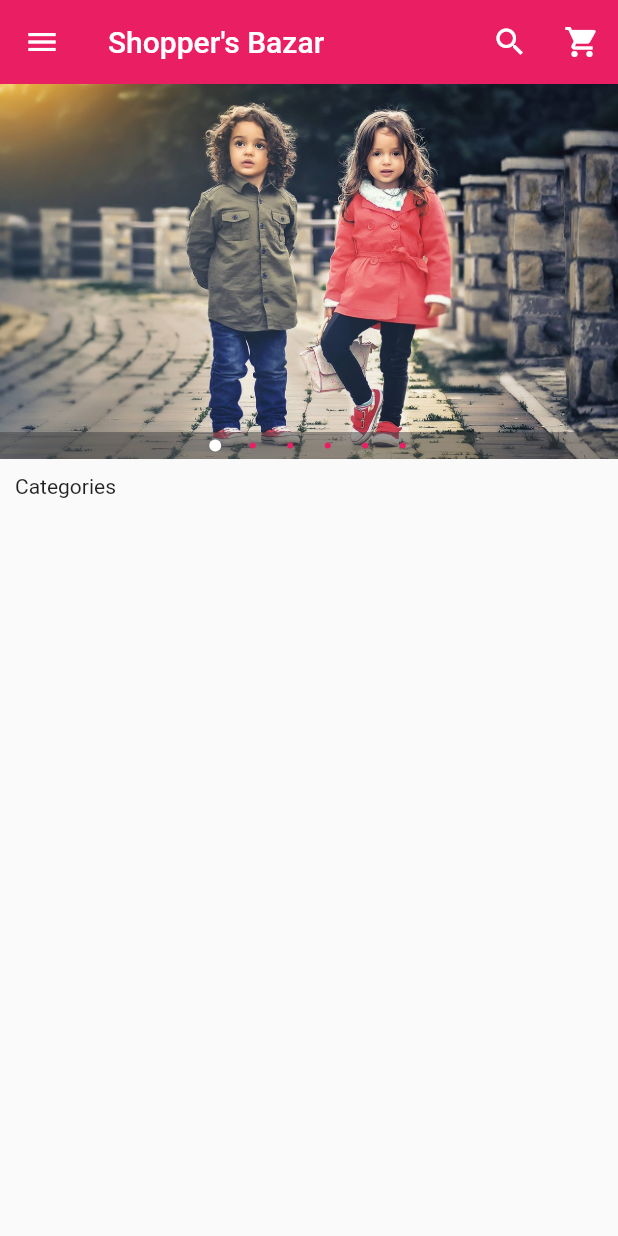
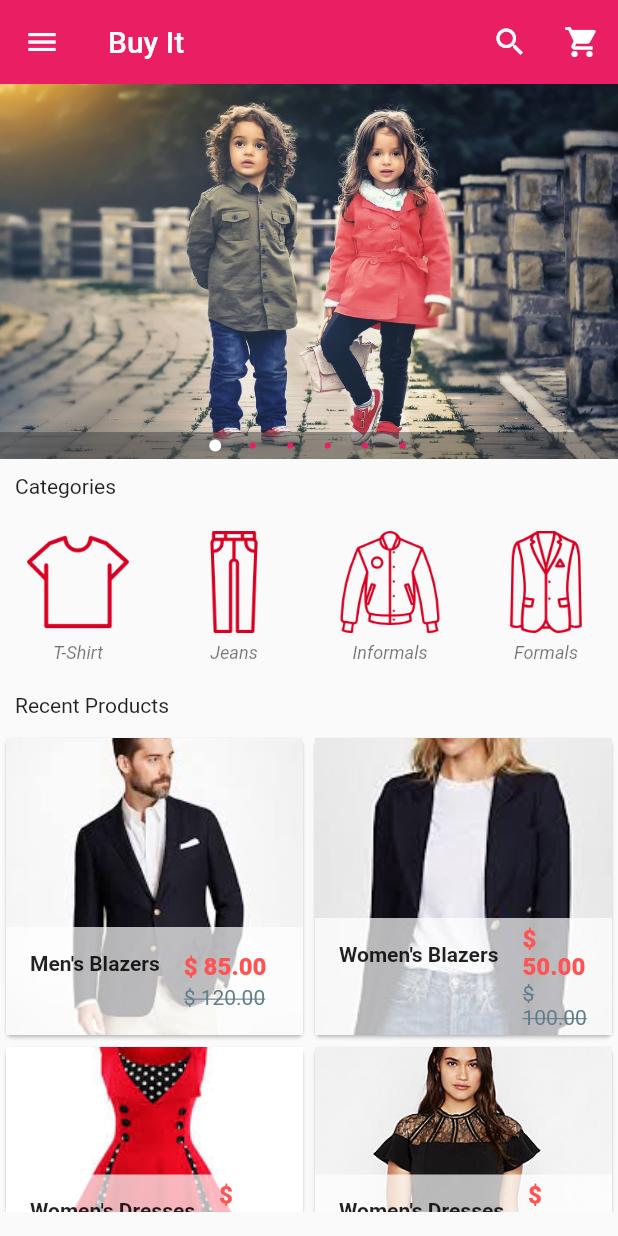
Before and after one commit to harshbsv/ecommerce_flutter, a Flutter app: the screen it shows after launch, on a phone screen of 412 x 824 dp. Run offline on Flutter 3.47's test engine with Material 2 defaults, Android fonts, the phone set to English and light mode, and no system bars; drawn by our look-alikes of carousel_pro.

Commit message:
Finished Main page

```diff
--- /dev/null
+++ b/lib/components/horizontal_listview.dart
@@ -0,0 +1,66 @@
+import 'package:flutter/material.dart';
+
+class HorizontalList extends StatelessWidget {
+  @override
+  Widget build(BuildContext context) {
+    return Container(
+      height: 110.0,
+      child: ListView(
+        scrollDirection: Axis.horizontal,
+        children: <Widget>[
+          Category(
+            image_location: 'images/categories/tshirt.png',
+            image_caption: 'T-Shirt',
+          ),
+          Category(
+            image_location: 'images/categories/jeans.png',
+            image_caption: 'Jeans',
+          ),
+          Category(
+            image_location: 'images/categories/informal.png',
+            image_caption: 'Informals',
+          ),
+          Category(
+            image_location: 'images/categories/formal.png',
+            image_caption: 'Formals',
+          ),
+          Category(
+            image_location: 'images/categories/dress.png',
+            image_caption: 'Dresses',
+          ),
+          Category(
+            image_location: 'images/categories/shoe.png',
+            image_caption: 'Shoes',
+          ),
+          Category(
+            image_location: 'images/categories/accessories.png',
+            image_caption: 'Accessories',
+          ),
+        ],
+      ),
+    );
+  }
+}
+
+class Category extends StatelessWidget {
+  final String image_location;
+  final String image_caption;
+  Category({this.image_location, this.image_caption,});
+  @override
+  Widget build(BuildContext context) {
+    return Padding(padding: const EdgeInsets.all(2.0),
+    child: InkWell(onTap: (){},
+      child: Container(
+        width: 100.0,
+        child: ListTile(
+            title: Image.asset(image_location, width: 80.0, height: 80.0,),
+            subtitle: Container(
+              alignment: Alignment.topCenter,
+              child: Text(image_caption, style: TextStyle(fontSize: 12.0, fontStyle: FontStyle.italic),),
+              ),
+            )
+          ),
+      ),
+    );
+  }
+}
--- /dev/null
+++ b/lib/components/products.dart
@@ -0,0 +1,138 @@
+import 'package:ecommerceflutter/pages/product_details.dart';
+import 'package:flutter/material.dart';
+
+class Products extends StatefulWidget {
+  @override
+  _ProductsState createState() => _ProductsState();
+}
+
+class _ProductsState extends State<Products> {
+  var product_list = [
+    {
+      "name": "Men's Blazers",
+      "picture": "images/products/blazer1.jpeg",
+      "old_price": "\$ 120.00",
+      "price": "\$ 85.00",
+    },
+    {
+      "name": "Women's Blazers",
+      "picture": "images/products/blazer2.jpeg",
+      "old_price": "\$ 100.00",
+      "price": "\$ 50.00",
+    },
+    {
+      "name": "Women's Dresses",
+      "picture": "images/products/dress1.jpeg",
+      "old_price": "\$ 120.00",
+      "price": "\$ 85.00",
+    },
+    {
+      "name": "Women's Dresses",
+      "picture": "images/products/dress2.jpeg",
+      "old_price": "\$ 100.00",
+      "price": "\$ 50.00",
+    },
+    {
+      "name": "Heels",
+      "picture": "images/products/hills1.jpeg",
+      "old_price": "\$ 120.00",
+      "price": "\$ 85.00",
+    },
+    {
+      "name": "Heels",
+      "picture": "images/products/hills2.jpeg",
+      "old_price": "\$ 100.00",
+      "price": "\$ 50.00",
+    },
+    {
+      "name": "Pants",
+      "picture": "images/products/pants1.jpg",
+      "old_price": "\$ 120.00",
+      "price": "\$ 85.00",
+    },
+    {
+      "name": "Pants",
+      "picture": "images/products/pants2.jpeg",
+      "old_price": "\$ 100.00",
+      "price": "\$ 50.00",
+    },
+    {
+      "name": "Shoes",
+      "picture": "images/products/shoe1.jpg",
+      "old_price": "\$ 120.00",
+      "price": "\$ 85.00",
+    },
+    {
+      "name": "Skirts",
+      "picture": "images/products/skt1.jpeg",
+      "old_price": "\$ 100.00",
+      "price": "\$ 50.00",
+    },
+    {
+      "name": "Skirts",
+      "picture": "images/products/skt2.jpeg",
+      "old_price": "\$ 120.00",
+      "price": "\$ 85.00",
+    },
+    {
+      "name": "Skirts",
+      "picture": "images/products/skt2.jpeg",
+      "old_price": "\$ 120.00",
+      "price": "\$ 85.00",
+    },
+  ];
+
+  @override
+  Widget build(BuildContext context) {
+    return GridView.builder(
+        itemCount: product_list.length,
+        gridDelegate: new SliverGridDelegateWithFixedCrossAxisCount(crossAxisCount: 2),
+        itemBuilder: (BuildContext context, int index){
+          return Single_prod(
+          prod_name: product_list[index]['name'],
+          prod_picture: product_list[index]['picture'],
+          prod_old_price: product_list[index]['old_price'],
+          prod_price: product_list[index]['price'],
+          );
+    });
+  }
+}
+
+class Single_prod extends StatelessWidget {
+  final prod_name;
+  final prod_picture;
+  final prod_old_price;
+  final prod_price;
+
+  Single_prod({
+    this.prod_name,
+    this.prod_picture,
+    this.prod_old_price,
+    this.prod_price,
+});
+
+  @override
+  Widget build(BuildContext context) {
+    return Card(
+      child: Hero(
+          tag: prod_name,
+          child: Material(
+            child: InkWell(
+              onTap: ()=> Navigator.of(context).push(new MaterialPageRoute(builder: (context)=>new ProductDetails())),
+              child: GridTile(
+                child: Image.asset(prod_picture, fit: BoxFit.cover,),
+                footer: Container(
+                  color: Colors.white70,
+                  child: ListTile(
+                    leading: Text(prod_name, style: TextStyle(fontWeight: FontWeight.bold),),
+                    title: Text(prod_price, style: TextStyle(color: Colors.redAccent, fontWeight: FontWeight.w800),),
+                    subtitle: Text(prod_old_price, style: TextStyle(color: Colors.blueGrey, fontWeight: FontWeight.normal, decoration: TextDecoration.lineThrough),),
+                  ),
+                ),
+              ),
+            ),
+          )
+      ),
+    );
+  }
+}
--- a/lib/main.dart
+++ b/lib/main.dart
@@ -1,5 +1,8 @@
 import 'package:flutter/material.dart';
 import 'package:carousel_pro/carousel_pro.dart';
+import 'package:ecommerceflutter/components/products.dart';
+import 'package:ecommerceflutter/components/horizontal_listview.dart';
+import 'package:ecommerceflutter/pages/product_details.dart';
 
 void main(){
   runApp(
@@ -42,7 +45,7 @@ class _HomePageState extends State<HomePage> {
       appBar: AppBar(
         elevation: 0.0,
         backgroundColor: Colors.pink,
-        title: Text('Shopper\'s Bazar'),
+        title: Text('Buy It'),
         actions: <Widget>[
           new IconButton(icon: Icon(Icons.search, color: Colors.white,), onPressed: (){}),
           new IconButton(icon: Icon(Icons.shopping_cart, color: Colors.white,), onPressed: (){})
@@ -123,9 +126,15 @@ class _HomePageState extends State<HomePage> {
           image_carousel,
           //padding widget
           new Padding(padding: const EdgeInsets.all(10.0),
-          child: new Text('Categories'),),
+          child: new Text('Categories', textScaleFactor: 1.0,),),
           //Horizontal list view begins here
-
+          HorizontalList(),
+          new Padding(padding: const EdgeInsets.all(10.0),
+            child: new Text('Recent Products', textScaleFactor: 1.0,),),
+          Container(
+            height: 320.0,
+            child: Products(),
+          ),
         ],
       ),
     );
--- /dev/null
+++ b/lib/pages/product_details.dart
@@ -0,0 +1,15 @@
+import 'package:flutter/material.dart';
+
+class ProductDetails extends StatefulWidget {
+  @override
+  _ProductDetailsState createState() => _ProductDetailsState();
+}
+
+class _ProductDetailsState extends State<ProductDetails> {
+  @override
+  Widget build(BuildContext context) {
+    return Container(
+
+    );
+  }
+}
```
